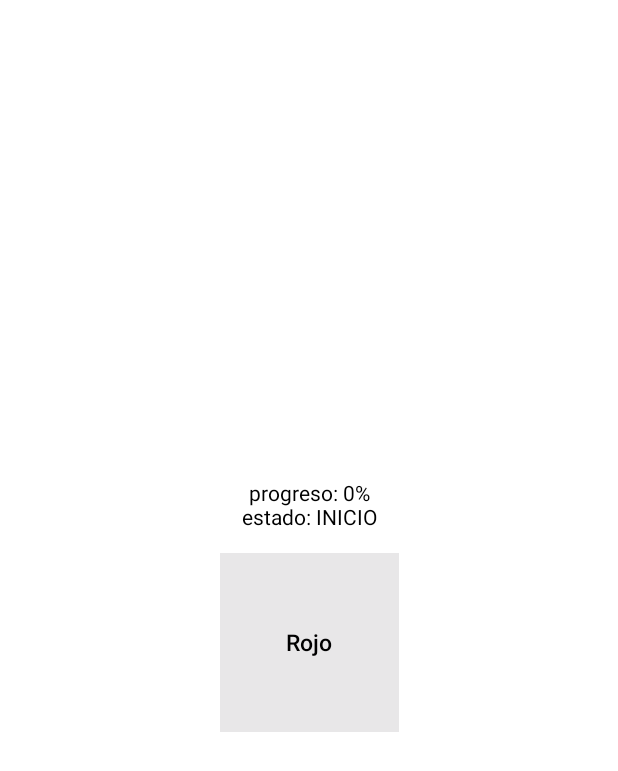
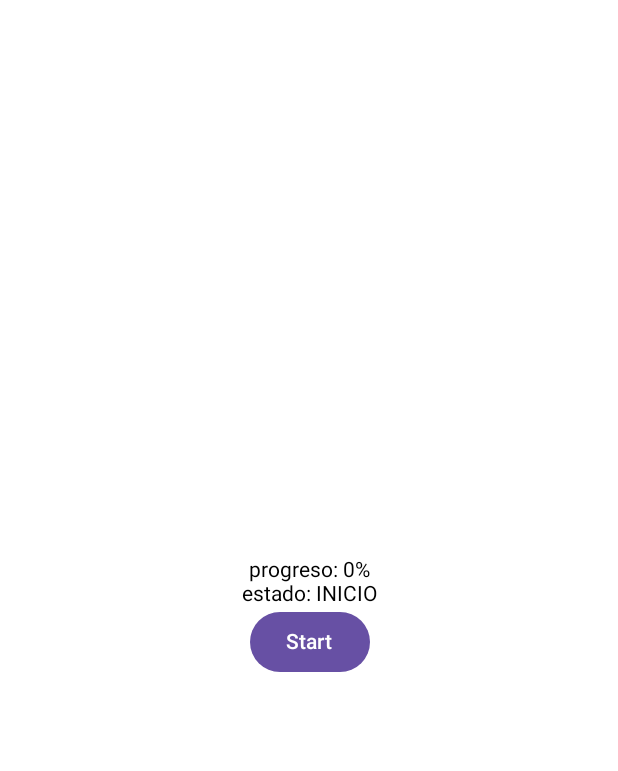
Before and after one commit to mbelosoleon-afk/LectorArchivos, an Android app built with Jetpack Compose: the @Preview function IUPreview, on a phone screen of 412 x 824 dp. Shown: the top 771 px of the screen. Run offline under Robolectric (Android 15) with nearby library versions, the phone set to English and light mode, and no system bars.

Commit message:
MainActivity

```diff
--- a/app/src/main/java/com/dam/lectorarchivos/IU.kt
+++ b/app/src/main/java/com/dam/lectorarchivos/IU.kt
@@ -55,21 +55,14 @@ fun Estado(estado: Estados){
 
 @Composable
 fun Boton(viewModel: MyViewModel, enum_color: Colores) {
-    val activo = viewModel._estadoFlow.collectAsState().value
+    val estado = viewModel._estadoFlow.collectAsState().value
     Button(
-        enabled = activo.boton_activo,
-        colors = ButtonDefaults.buttonColors(enum_color.color),
+        enabled = estado.start_activo,
         onClick = {
-            Log.d("Juego", enum_color.txt + " numero: " + enum_color.ordinal)
-        },
-        shape = RoundedCornerShape(0.dp),
-        modifier = Modifier.size(150.dp).padding(15.dp)
-    ) {
-        Text(
-            text = enum_color.txt,
-            fontSize = 15.sp,
-            color = Color.Black
-        )
+            Log.d("Juego", "Empieza la partida")
+            viewModel.numeroRandom()
+        }) {
+        Text(text = "Start")
     }
 }
 
```
Also changed, not shown: app/src/main/java/com/dam/lectorarchivos/Datos.kt (+10 -0 lines), app/src/main/java/com/dam/lectorarchivos/MainActivity.kt (+1 -24 lines), app/src/main/java/com/dam/lectorarchivos/MyViewModel.kt (+27 -1 lines).
